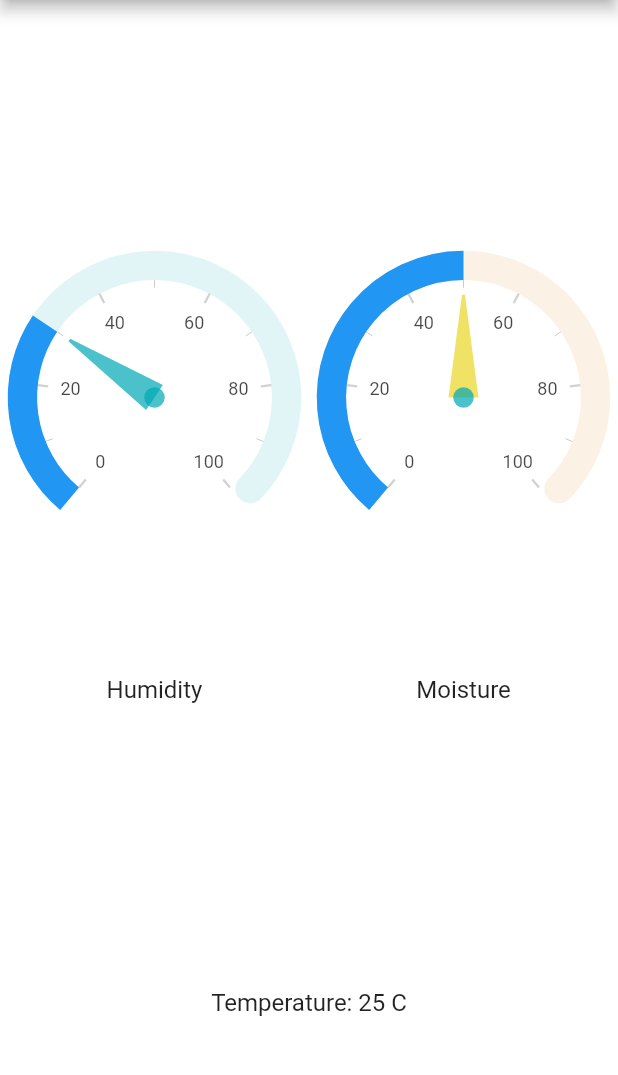
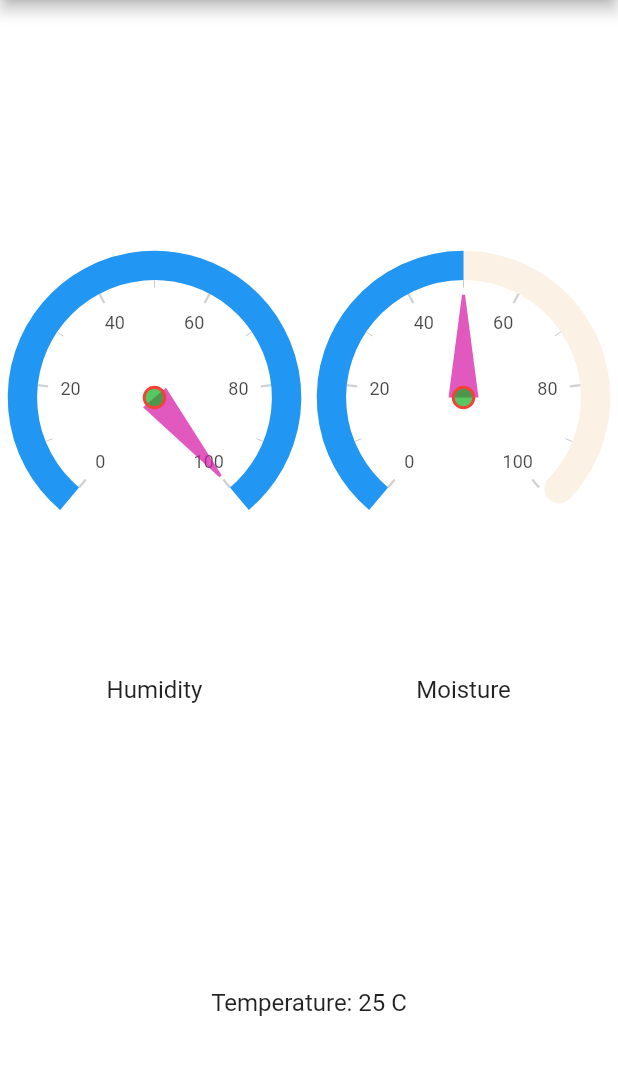
Before and after one commit to abhijithu1/irrigation, a Flutter app: the screen it shows after launch, on a phone screen of 412 x 824 dp, the part 84-1159 px from its top. Run offline on Flutter 3.47's test engine with Material 2 defaults, Android fonts, the phone set to English and light mode, and no system bars; drawn by our look-alikes of syncfusion_flutter_gauges.

Commit message:
Will complete by today(maybe , just done some coloring nd all)

```diff
--- a/irrigation/lib/main.dart
+++ b/irrigation/lib/main.dart
@@ -29,14 +29,15 @@ class HomeScreen extends StatefulWidget {
 
 class _HomeScreenState extends State<HomeScreen> {
   int _temperature = 25;
-  double _humidity = 30.0;
-  double _moisture = 50.0;
+  final _humidity = 100.0;
+  final _moisture = 50.0;
 
   void _updateTemperature(int value) {
     setState(() {
       _temperature = value;
     });
   }
+
   @override
   Widget build(BuildContext context) {
     return Scaffold(
@@ -69,25 +70,31 @@ class _HomeScreenState extends State<HomeScreen> {
                         axisLineStyle: const AxisLineStyle(
                           thickness: 0.2,
                           cornerStyle: CornerStyle.bothCurve,
-                          color: Color.fromARGB(30, 0, 169, 181),
+                          color: Color.fromARGB(30, 225, 138, 24),
                           thicknessUnit: GaugeSizeUnit.factor,
                         ),
-                        pointers:  <GaugePointer>[
+                        pointers: <GaugePointer>[
                           RangePointer(
                             value: _humidity.toDouble(),
                             width: 0.2,
                             sizeUnit: GaugeSizeUnit.factor,
                           ),
-                           NeedlePointer(
+                          NeedlePointer(
                             value: _humidity.toDouble(),
                             needleLength: 0.7,
                             lengthUnit: GaugeSizeUnit.factor,
-                            needleColor: Color.fromARGB(180, 0, 169, 181),
+                            needleColor:
+                                const Color.fromARGB(180, 212, 20, 164),
+                            enableAnimation: true,
+                            animationType: AnimationType.bounceOut,
+                            animationDuration: 1500,
                             knobStyle: const KnobStyle(
                                 knobRadius: 0.07,
+                                borderWidth: 0.02,
+                                borderColor: Colors.red,
                                 sizeUnit: GaugeSizeUnit.factor,
-                                color: Color.fromARGB(180, 0, 169, 181)),
-                          ),
+                                color: Color.fromARGB(180, 17, 176, 30)),
+                          )
                         ],
                       )
                     ],
@@ -115,21 +122,26 @@ class _HomeScreenState extends State<HomeScreen> {
                           color: Color.fromARGB(30, 225, 138, 24),
                           thicknessUnit: GaugeSizeUnit.factor,
                         ),
-                        pointers:  <GaugePointer>[
+                        pointers: <GaugePointer>[
                           RangePointer(
                             value: _moisture.toDouble(),
                             width: 0.2,
                             sizeUnit: GaugeSizeUnit.factor,
                           ),
                           NeedlePointer(
+                            enableAnimation: true,
+                            animationType: AnimationType.bounceOut,
+                            animationDuration: 1500,
                             value: _moisture.toDouble(),
                             needleLength: 0.7,
                             lengthUnit: GaugeSizeUnit.factor,
-                            needleColor: Color.fromARGB(180, 234, 214, 37),
+                            needleColor: const Color.fromARGB(180, 212, 20, 164),
                             knobStyle: const KnobStyle(
                                 knobRadius: 0.07,
+                                borderWidth: 0.02,
+                                borderColor: Colors.red,
                                 sizeUnit: GaugeSizeUnit.factor,
-                                color: Color.fromARGB(180, 0, 169, 181)),
+                                color: Color.fromARGB(180, 17, 176, 30)),
                           )
                         ],
                       )
@@ -148,11 +160,11 @@ class _HomeScreenState extends State<HomeScreen> {
             const SizedBox(
               height: 10,
             ),
-            Text('Temperature: ${_temperature.toString()} C',
-            style: const TextStyle(fontSize: 16),)
-
+            Text(
+              'Temperature: ${_temperature.toString()} C',
+              style: const TextStyle(fontSize: 16),
+            )
           ],
-
         ),
       ),
     );
```
